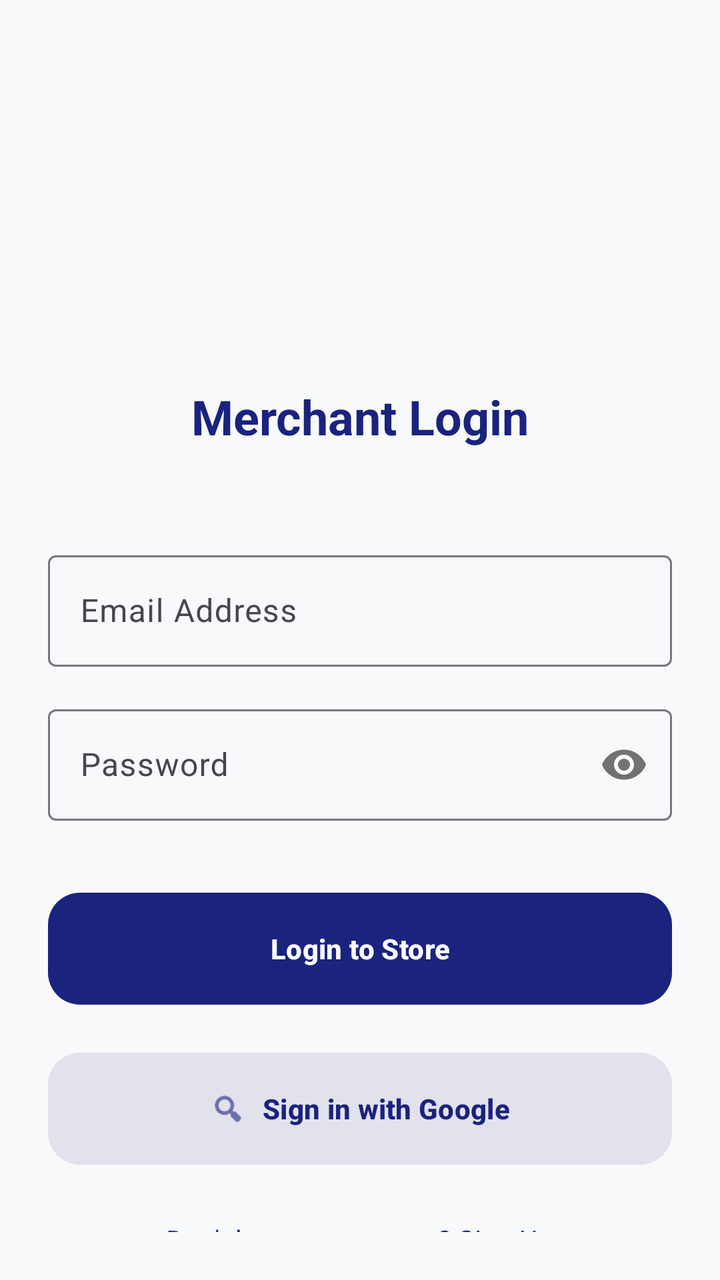
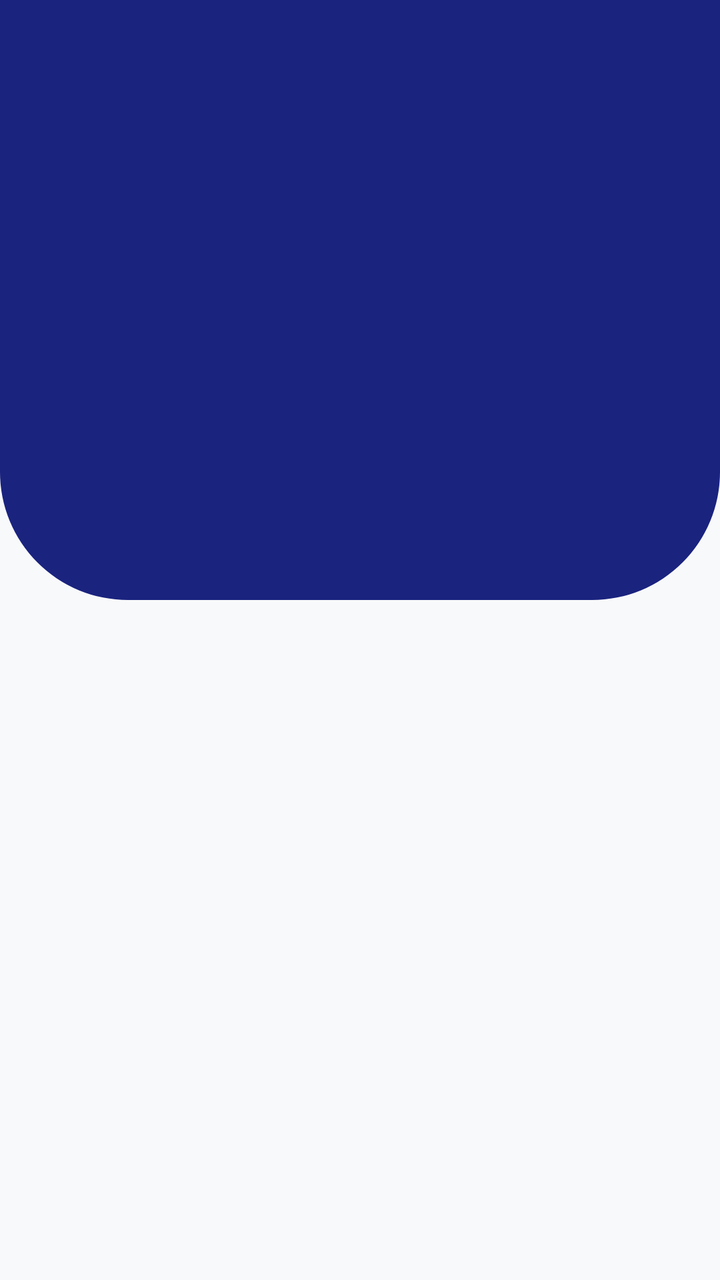

An Android layout rendered at two revisions. The XML below is the earlier revision; the diff shows what the commit changed to produce the second picture.
<!-- AndroidManifest.xml: application theme Theme.PosExpress -->
<!-- res/layout/activity_login.xml -->
<?xml version="1.0" encoding="utf-8"?>
<androidx.constraintlayout.widget.ConstraintLayout xmlns:android="http://schemas.android.com/apk/res/android"
    xmlns:app="http://schemas.android.com/apk/res-auto"
    android:layout_width="match_parent"
    android:layout_height="match_parent"
    android:background="@color/backgroundOffWhite"
    android:padding="24dp">

    <ImageView
        android:id="@+id/ivLogo"
        android:layout_width="80dp"
        android:layout_height="80dp"
        android:layout_marginTop="64dp"
        android:src="@mipmap/ic_launcher_round"
        app:layout_constraintEnd_toEndOf="parent"
        app:layout_constraintStart_toStartOf="parent"
        app:layout_constraintTop_toTopOf="parent" />

    <TextView
        android:id="@+id/tvTitle"
        android:layout_width="wrap_content"
        android:layout_height="wrap_content"
        android:layout_marginTop="24dp"
        android:text="@string/title_login"
        android:textColor="@color/primaryNavy"
        android:textSize="24sp"
        android:textStyle="bold"
        app:layout_constraintEnd_toEndOf="parent"
        app:layout_constraintStart_toStartOf="parent"
        app:layout_constraintTop_toBottomOf="@id/ivLogo" />

    <com.google.android.material.textfield.TextInputLayout
        android:id="@+id/tilEmail"
        style="@style/Widget.Material3.TextInputLayout.OutlinedBox"
        android:layout_width="match_parent"
        android:layout_height="wrap_content"
        android:layout_marginTop="48dp"
        android:hint="@string/hint_email"
        app:layout_constraintTop_toBottomOf="@id/tvTitle">

        <com.google.android.material.textfield.TextInputEditText
            android:id="@+id/etEmail"
            android:layout_width="match_parent"
            android:layout_height="wrap_content"
            android:inputType="textEmailAddress" />
    </com.google.android.material.textfield.TextInputLayout>

    <com.google.android.material.textfield.TextInputLayout
        android:id="@+id/tilPassword"
        style="@style/Widget.Material3.TextInputLayout.OutlinedBox"
        android:layout_width="match_parent"
        android:layout_height="wrap_content"
        android:layout_marginTop="16dp"
        android:hint="@string/hint_password"
        app:layout_constraintTop_toBottomOf="@id/tilEmail"
        app:passwordToggleEnabled="true">

        <com.google.android.material.textfield.TextInputEditText
            android:id="@+id/etPassword"
            android:layout_width="match_parent"
            android:layout_height="wrap_content"
            android:inputType="textPassword" />
    </com.google.android.material.textfield.TextInputLayout>

    <com.google.android.material.button.MaterialButton
        android:id="@+id/btnLogin"
        android:layout_width="match_parent"
        android:layout_height="64dp"
        android:layout_marginTop="32dp"
        android:text="@string/btn_login"
        android:textStyle="bold"
        app:cornerRadius="16dp"
        app:layout_constraintTop_toBottomOf="@id/tilPassword" />

    <com.google.android.material.button.MaterialButton
        android:id="@+id/btnGoogleLogin"
        style="@style/Widget.Material3.Button.TonalButton"
        android:layout_width="match_parent"
        android:layout_height="64dp"
        android:layout_marginTop="16dp"
        android:text="@string/btn_google_login"
        android:textStyle="bold"
        app:cornerRadius="16dp"
        app:icon="@android:drawable/ic_menu_search"
        app:iconGravity="textStart"
        app:layout_constraintTop_toBottomOf="@id/btnLogin" />

    <TextView
        android:id="@+id/tvGoToSignup"
        android:layout_width="wrap_content"
        android:layout_height="wrap_content"
        android:layout_marginTop="24dp"
        android:text="@string/msg_no_account"
        android:textColor="@color/primaryNavy"
        app:layout_constraintEnd_toEndOf="parent"
        app:layout_constraintStart_toStartOf="parent"
        app:layout_constraintTop_toBottomOf="@id/btnGoogleLogin" />

    <ProgressBar
        android:id="@+id/progressBar"
        android:layout_width="wrap_content"
        android:layout_height="wrap_content"
        android:visibility="gone"
        app:layout_constraintBottom_toBottomOf="parent"
        app:layout_constraintEnd_toEndOf="parent"
        app:layout_constraintStart_toStartOf="parent"
        app:layout_constraintTop_toTopOf="parent" />

</androidx.constraintlayout.widget.ConstraintLayout>
<!-- resources referenced by this layout -->
<resources>
  <color name="backgroundOffWhite">#F8F9FA</color>
  <color name="primaryNavy">#1A237E</color>
  <!-- mipmap ic_launcher_round (mipmap-anydpi-v26) -->
  <?xml version="1.0" encoding="utf-8"?>
  <adaptive-icon xmlns:android="http://schemas.android.com/apk/res/android">
      <background android:drawable="@drawable/ic_launcher_background" />
      <foreground android:drawable="@drawable/ic_launcher_foreground" />
      <monochrome android:drawable="@drawable/ic_launcher_foreground" />
  </adaptive-icon>
  <string name="btn_google_login">Sign in with Google</string>
  <string name="btn_login">Login to Store</string>
  <string name="hint_email">Email Address</string>
  <string name="hint_password">Password</string>
  <string name="msg_no_account">Don\'t have an account? Sign Up</string>
  <string name="title_login">Merchant Login</string>
  <style name="Theme.PosExpress" parent="Base.Theme.PosExpress" />
  <!-- drawable ic_launcher_background (drawable) -->
  <?xml version="1.0" encoding="utf-8"?>
  <vector xmlns:android="http://schemas.android.com/apk/res/android"
      android:width="108dp"
      android:height="108dp"
      android:viewportWidth="108"
      android:viewportHeight="108">
      <path
          android:fillColor="#1A237E"
          android:pathData="M0,0h108v108h-108z" />
  </vector>
  <style name="Base.Theme.PosExpress" parent="Theme.Material3.DayNight.NoActionBar">
          <item name="colorPrimary">@color/primaryNavy</item>
          <item name="colorOnPrimary">@color/white</item>
          <item name="android:windowBackground">@color/backgroundOffWhite</item>
          <item name="android:statusBarColor">@color/primaryNavy</item>
          <item name="colorSecondaryContainer">@color/surfaceVariant</item>
          <item name="colorOnSecondaryContainer">@color/primaryNavy</item>
      </style>
  <color name="white">#FFFFFF</color>
  <color name="surfaceVariant">#E1E2EC</color>
  <!-- unchanged entries left out for length: 1 -->
</resources>

<!-- the commit's change to res/layout/activity_login.xml (unified diff, before → after) -->
@@ -1,106 +1,170 @@
 <?xml version="1.0" encoding="utf-8"?>
 <androidx.constraintlayout.widget.ConstraintLayout xmlns:android="http://schemas.android.com/apk/res/android"
     xmlns:app="http://schemas.android.com/apk/res-auto"
+    xmlns:tools="http://schemas.android.com/tools"
     android:layout_width="match_parent"
     android:layout_height="match_parent"
-    android:background="@color/backgroundOffWhite"
-    android:padding="24dp">
+    android:background="@color/backgroundOffWhite">
 
-    <ImageView
-        android:id="@+id/ivLogo"
-        android:layout_width="80dp"
-        android:layout_height="80dp"
-        android:layout_marginTop="64dp"
-        android:src="@mipmap/ic_launcher_round"
+
+    <View
+        android:id="@+id/headerBg"
+        android:layout_width="match_parent"
+        android:layout_height="300dp"
+        android:background="@drawable/bg_login_header"
+        app:layout_constraintTop_toTopOf="parent" />
+
+
+    <com.google.android.material.card.MaterialCardView
+        android:id="@+id/cvLogo"
+        android:layout_width="90dp"
+        android:layout_height="90dp"
+        android:layout_marginTop="60dp"
+        android:alpha="0"
+        app:cardCornerRadius="45dp"
+        app:cardElevation="8dp"
+        app:strokeWidth="0dp"
         app:layout_constraintEnd_toEndOf="parent"
         app:layout_constraintStart_toStartOf="parent"
-        app:layout_constraintTop_toTopOf="parent" />
+        app:layout_constraintTop_toTopOf="parent">
+
+        <ImageView
+            android:id="@+id/ivLogo"
+            android:layout_width="match_parent"
+            android:layout_height="match_parent"
+            android:padding="12dp"
+            android:src="@mipmap/ic_launcher_round" />
+    </com.google.android.material.card.MaterialCardView>
 
     <TextView
-        android:id="@+id/tvTitle"
+        android:id="@+id/tvWelcome"
         android:layout_width="wrap_content"
         android:layout_height="wrap_content"
-        android:layout_marginTop="24dp"
-        android:text="@string/title_login"
-        android:textColor="@color/primaryNavy"
-        android:textSize="24sp"
+        android:layout_marginTop="16dp"
+        android:alpha="0"
+        android:text="Welcome Back"
+        android:textColor="@color/white"
+        android:textSize="28sp"
         android:textStyle="bold"
         app:layout_constraintEnd_toEndOf="parent"
         app:layout_constraintStart_toStartOf="parent"
-        app:layout_constraintTop_toBottomOf="@id/ivLogo" />
+        app:layout_constraintTop_toBottomOf="@id/cvLogo" />
 
-    <com.google.android.material.textfield.TextInputLayout
-        android:id="@+id/tilEmail"
-        style="@style/Widget.Material3.TextInputLayout.OutlinedBox"
+    <TextView
+        android:id="@+id/tvSubtitle"
+        android:layout_width="wrap_content"
+        android:layout_height="wrap_content"
+        android:alpha="0"
+        android:text="Sign in to your merchant account"
+        android:textColor="#BDBDBD"
+        android:textSize="14sp"
+        app:layout_constraintEnd_toEndOf="parent"
+        app:layout_constraintStart_toStartOf="parent"
+        app:layout_constraintTop_toBottomOf="@id/tvWelcome" />
+
+    
+    <com.google.android.material.card.MaterialCardView
+        android:id="@+id/cardLoginForm"
         android:layout_width="match_parent"
         android:layout_height="wrap_content"
-        android:layout_marginTop="48dp"
-        android:hint="@string/hint_email"
-        app:layout_constraintTop_toBottomOf="@id/tvTitle">
+        android:layout_marginHorizontal="24dp"
+        android:layout_marginTop="32dp"
+        android:alpha="0"
+        app:cardCornerRadius="24dp"
+        app:cardElevation="12dp"
+        app:strokeWidth="0dp"
+        app:layout_constraintTop_toBottomOf="@id/tvSubtitle">
 
-        <com.google.android.material.textfield.TextInputEditText
-            android:id="@+id/etEmail"
+        <LinearLayout
             android:layout_width="match_parent"
             android:layout_height="wrap_content"
-            android:inputType="textEmailAddress" />
-    </com.google.android.material.textfield.TextInputLayout>
+            android:orientation="vertical"
+            android:padding="24dp">
 
-    <com.google.android.material.textfield.TextInputLayout
-        android:id="@+id/tilPassword"
-        style="@style/Widget.Material3.TextInputLayout.OutlinedBox"
-        android:layout_width="match_parent"
-        android:layout_height="wrap_content"
-        android:layout_marginTop="16dp"
-        android:hint="@string/hint_password"
-        app:layout_constraintTop_toBottomOf="@id/tilEmail"
-        app:passwordToggleEnabled="true">
 
-        <com.google.android.material.textfield.TextInputEditText
-            android:id="@+id/etPassword"
-            android:layout_width="match_parent"
-            android:layout_height="wrap_content"
-            android:inputType="textPassword" />
-    </com.google.android.material.textfield.TextInputLayout>
 
-    <com.google.android.material.button.MaterialButton
-        android:id="@+id/btnLogin"
-        android:layout_width="match_parent"
-        android:layout_height="64dp"
-        android:layout_marginTop="32dp"
-        android:text="@string/btn_login"
-        android:textStyle="bold"
-        app:cornerRadius="16dp"
-        app:layout_constraintTop_toBottomOf="@id/tilPassword" />
+            <com.google.android.material.textfield.TextInputLayout
+                android:id="@+id/tilEmail"
+                style="@style/Widget.Material3.TextInputLayout.OutlinedBox"
+                android:layout_width="match_parent"
+                android:layout_height="wrap_content"
+                android:hint="@string/hint_email"
+                android:layout_marginTop="12dp"
+                app:startIconDrawable="@drawable/ic_email_small"
+                app:startIconTint="@color/primaryNavy"
+                app:shapeAppearanceOverlay="@style/ShapeAppearance.PaySwift.Rounded">
 
-    <com.google.android.material.button.MaterialButton
-        android:id="@+id/btnGoogleLogin"
-        style="@style/Widget.Material3.Button.TonalButton"
-        android:layout_width="match_parent"
-        android:layout_height="64dp"
-        android:layout_marginTop="16dp"
-        android:text="@string/btn_google_login"
-        android:textStyle="bold"
-        app:cornerRadius="16dp"
-        app:icon="@android:drawable/ic_menu_search"
-        app:iconGravity="textStart"
-        app:layout_constraintTop_toBottomOf="@id/btnLogin" />
+                <com.google.android.material.textfield.TextInputEditText
+                    android:id="@+id/etEmail"
+                    android:layout_width="match_parent"
+                    android:layout_height="wrap_content"
+                    android:inputType="textEmailAddress" />
+            </com.google.android.material.textfield.TextInputLayout>
+
+            <com.google.android.material.textfield.TextInputLayout
+                android:id="@+id/tilPassword"
+                style="@style/Widget.Material3.TextInputLayout.OutlinedBox"
+                android:layout_width="match_parent"
+                android:layout_height="wrap_content"
+                android:layout_marginTop="16dp"
+                android:hint="@string/hint_password"
+                app:startIconDrawable="@drawable/ic_lock_small"
+                app:startIconTint="@color/primaryNavy"
+                app:passwordToggleEnabled="true"
+                app:shapeAppearanceOverlay="@style/ShapeAppearance.PaySwift.Rounded">
+
+                <com.google.android.material.textfield.TextInputEditText
+                    android:id="@+id/etPassword"
+                    android:layout_width="match_parent"
+                    android:layout_height="wrap_content"
+                    android:inputType="textPassword" />
+            </com.google.android.material.textfield.TextInputLayout>
+
+            <com.google.android.material.button.MaterialButton
+                android:id="@+id/btnLogin"
+                android:layout_width="match_parent"
+                android:layout_height="60dp"
+                android:layout_marginTop="32dp"
+                android:text="@string/btn_login"
+                android:textSize="16sp"
+                android:textStyle="bold"
+                app:cornerRadius="16dp" />
+
+            <com.google.android.material.button.MaterialButton
+                android:id="@+id/btnGoogleLogin"
+                style="@style/Widget.Material3.Button.TonalButton"
+                android:layout_width="match_parent"
+                android:layout_height="60dp"
+                android:layout_marginTop="12dp"
+                android:text="@string/btn_google_login"
+                android:textStyle="bold"
+                app:cornerRadius="16dp"
+                app:icon="@android:drawable/ic_menu_search"
+                app:iconGravity="textStart"
+                app:iconTint="@color/primaryNavy" />
+
+        </LinearLayout>
+    </com.google.android.material.card.MaterialCardView>
 
     <TextView
         android:id="@+id/tvGoToSignup"
         android:layout_width="wrap_content"
         android:layout_height="wrap_content"
-        android:layout_marginTop="24dp"
+        android:layout_marginBottom="32dp"
+        android:alpha="0"
         android:text="@string/msg_no_account"
         android:textColor="@color/primaryNavy"
+        android:textStyle="bold"
+        app:layout_constraintBottom_toBottomOf="parent"
         app:layout_constraintEnd_toEndOf="parent"
-        app:layout_constraintStart_toStartOf="parent"
-        app:layout_constraintTop_toBottomOf="@id/btnGoogleLogin" />
+        app:layout_constraintStart_toStartOf="parent" />
 
     <ProgressBar
         android:id="@+id/progressBar"
         android:layout_width="wrap_content"
         android:layout_height="wrap_content"
         android:visibility="gone"
+        android:indeterminateTint="@color/primaryNavy"
         app:layout_constraintBottom_toBottomOf="parent"
         app:layout_constraintEnd_toEndOf="parent"
         app:layout_constraintStart_toStartOf="parent"
<!-- resource entries referenced after the edit -->
@@ -14,7 +14,9 @@
   <string name="hint_email">Email Address</string>
   <string name="hint_password">Password</string>
   <string name="msg_no_account">Don\'t have an account? Sign Up</string>
-  <string name="title_login">Merchant Login</string>
+  <style name="ShapeAppearance.PaySwift.Rounded" parent="">
+          <item name="cornerSize">12dp</item>
+      </style>
   <style name="Theme.PosExpress" parent="Base.Theme.PosExpress" />
   <!-- drawable ic_launcher_background (drawable) -->
   <?xml version="1.0" encoding="utf-8"?>
@@ -36,6 +38,34 @@
           <item name="colorOnSecondaryContainer">@color/primaryNavy</item>
       </style>
   <color name="white">#FFFFFF</color>
+  <!-- drawable bg_login_header (drawable) -->
+  <?xml version="1.0" encoding="utf-8"?>
+  <shape xmlns:android="http://schemas.android.com/apk/res/android">
+      <solid android:color="@color/primaryNavy" />
+      <corners
+          android:bottomLeftRadius="64dp"
+          android:bottomRightRadius="64dp" />
+  </shape>
+  <!-- drawable ic_email_small (drawable) -->
+  <vector xmlns:android="http://schemas.android.com/apk/res/android"
+      android:width="20dp"
+      android:height="20dp"
+      android:viewportWidth="24"
+      android:viewportHeight="24">
+      <path
+          android:fillColor="@android:color/white"
+          android:pathData="M20,4L4,4c-1.1,0 -1.99,0.9 -1.99,2L2,18c0,1.1 0.9,2 2,2h16c1.1,0 2,-0.9 2,-2L22,6c0,-1.1 -0.9,-2 -2,-2zM20,18L4,18L4,8l8,5 8,-5v10zM12,11L4,6h16l-8,5z"/>
+  </vector>
+  <!-- drawable ic_lock_small (drawable) -->
+  <vector xmlns:android="http://schemas.android.com/apk/res/android"
+      android:width="20dp"
+      android:height="20dp"
+      android:viewportWidth="24"
+      android:viewportHeight="24">
+      <path
+          android:fillColor="@android:color/white"
+          android:pathData="M18,8h-1L17,6c0,-2.76 -2.24,-5 -5,-5S7,3.24 7,6v2L6,8c-1.1,0 -2,0.9 -2,2v10c0,1.1 0.9,2 2,2h12c1.1,0 2,-0.9 2,-2L20,10c0,-1.1 -0.9,-2 -2,-2zM9,6c0,-1.66 1.34,-3 3,-3s3,1.34 3,3v2L9,8L9,6zM18,20L6,20L6,10h12v10zM12,13c-1.1,0 -2,0.9 -2,2s0.9,2 2,2 2,-0.9 2,-2 -0.9,-2 -2,-2z"/>
+  </vector>
   <color name="surfaceVariant">#E1E2EC</color>
   <!-- unchanged entries left out for length: 1 -->
 </resources>
